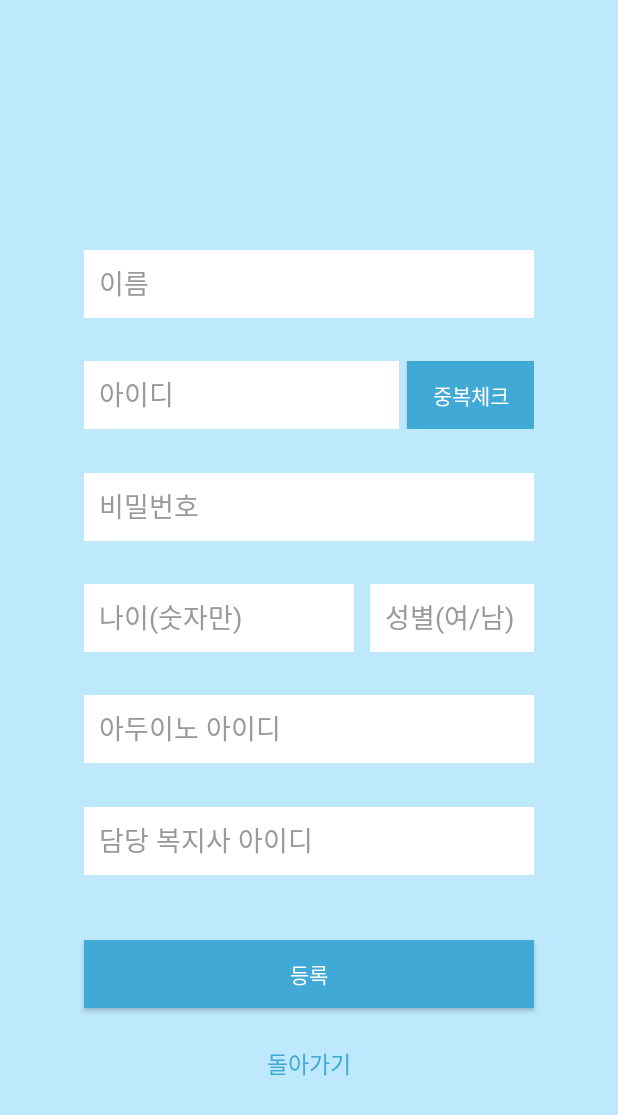
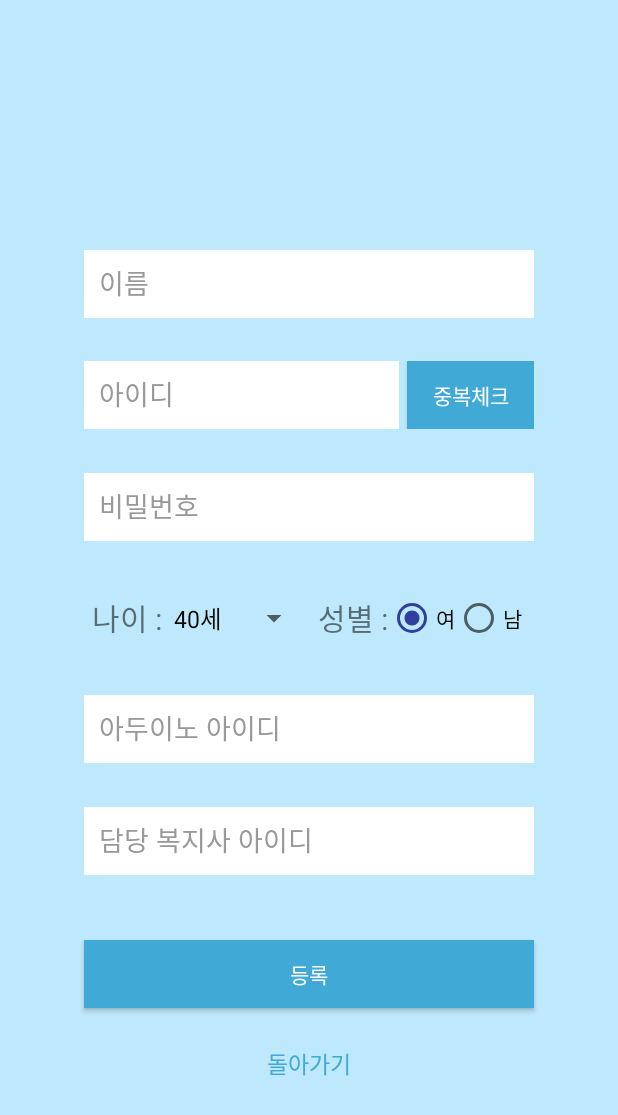
Before and after one commit to 11mia/probono, an Android app: the RegisterActivity screen opened directly, with no data from a screen before it, on a phone screen of 412 x 824 dp. Shown: the top 1115 px of the screen. Run offline under Robolectric (Android 15) with nearby library versions, the phone set to English and light mode, and no system bars; our stand-ins replace Volley.

Commit message:
Register layout 수정

```diff
--- a/MaterialViewPager-master/sample/src/main/java/com/github/florent37/materialviewpager/sample/LoginActivity.java
+++ b/MaterialViewPager-master/sample/src/main/java/com/github/florent37/materialviewpager/sample/LoginActivity.java
@@ -36,7 +36,7 @@ public class LoginActivity extends AppCompatActivity {
             public void onClick(View v) {
                 Intent registerIntent = new Intent(LoginActivity.this, RegisterActivity.class);
                 LoginActivity.this.startActivity(registerIntent);
-                finish();
+                //finish();
             }
         });
 
@@ -45,7 +45,14 @@ public class LoginActivity extends AppCompatActivity {
             public void onClick(View v) {
                 final String username = etUsername.getText().toString();
                 final String password = etPassword.getText().toString();
-
+                if(username.equals("")||password.equals("")){
+                    AlertDialog.Builder builder = new AlertDialog.Builder(LoginActivity.this);
+                    builder.setMessage("빈 칸이 존재합니다.")
+                            .setNegativeButton("확인", null)
+                            .create()
+                            .show();
+                    return;
+                }
                 // Response received from the server
                 Response.Listener<String> responseListener = new Response.Listener<String>() {
                     @Override
@@ -72,16 +79,16 @@ public class LoginActivity extends AppCompatActivity {
                                 Intent intent = new Intent(LoginActivity.this, MainActivity.class);
                                 LoginActivity.this.startActivity(intent);
                                 Toast toast = new Toast(LoginActivity.this);
-                                toast.makeText(LoginActivity.this,"welcome!",Toast.LENGTH_LONG).show();
+                                toast.makeText(LoginActivity.this,"환영합니다!",Toast.LENGTH_LONG).show();
                                 finish();
                             } else {
                                 Log.v("LoginActivity","LoginFailed");
-                                Toast toast = new Toast(LoginActivity.this);
-                                toast.makeText(LoginActivity.this,"login failed!",Toast.LENGTH_LONG).show();
+                                //Toast toast = new Toast(LoginActivity.this);
+                               // toast.makeText(LoginActivity.this,"login failed!",Toast.LENGTH_LONG).show();
                                 AlertDialog.Builder builder = new AlertDialog.Builder(LoginActivity.this);
-                                builder.setMessage("Login Failed")
-                                        .setTitle("Login Failed")
-                                        .setNegativeButton("Retry", null)
+                                builder.setMessage("올바른 아이디, 비밀번호를 입력하세요.")
+                                        .setTitle("로그인 실패")
+                                        .setNegativeButton("확인", null)
                                         .create()
                                         .show();
                             }
--- a/MaterialViewPager-master/sample/src/main/java/com/github/florent37/materialviewpager/sample/RegisterActivity.java
+++ b/MaterialViewPager-master/sample/src/main/java/com/github/florent37/materialviewpager/sample/RegisterActivity.java
@@ -5,9 +5,17 @@ import android.content.Intent;
 import android.os.Bundle;
 import android.support.v7.app.AlertDialog;
 import android.support.v7.app.AppCompatActivity;
+import android.util.TypedValue;
 import android.view.View;
+import android.view.ViewGroup;
+import android.widget.AdapterView;
+import android.widget.ArrayAdapter;
 import android.widget.Button;
 import android.widget.EditText;
+import android.widget.RadioButton;
+import android.widget.RadioGroup;
+import android.widget.Spinner;
+import android.widget.TextView;
 import android.widget.Toast;
 
 import com.android.volley.RequestQueue;
@@ -20,14 +28,14 @@ import org.json.JSONObject;
 public class RegisterActivity extends AppCompatActivity {
     private boolean validate = false;
     private AlertDialog dialog;
-
+    int age=0;
+    String sex="여";
 
     @Override
     protected void onCreate(Bundle savedInstanceState) {
         super.onCreate(savedInstanceState);
         setContentView(R.layout.activity_register1);
 
-        final EditText etAge = (EditText) findViewById(R.id.etAge);
         final EditText etName = (EditText) findViewById(R.id.etName);
         final EditText etUsername = (EditText) findViewById(R.id.etUsername);
         final EditText etPassword = (EditText) findViewById(R.id.etPassword);
@@ -35,7 +43,50 @@ public class RegisterActivity extends AppCompatActivity {
         final Button Link = (Button)findViewById(R.id.bLinkToLoginScreen);
         final EditText etAduino = (EditText)findViewById(R.id.etAduino);
         final EditText etSocial = (EditText)findViewById(R.id.etSocial);
-        final EditText etSex = (EditText)findViewById(R.id.etSex);
+
+
+        Spinner Main_spinner = (Spinner)findViewById(R.id.agespinner);
+
+        //스피너 어댑터 설정
+        ArrayAdapter adapter = ArrayAdapter.createFromResource(this,R.array.age,android.R.layout.simple_spinner_item);
+        adapter.setDropDownViewResource(android.R.layout.simple_spinner_dropdown_item);
+        Main_spinner.setAdapter(adapter);
+        Main_spinner.setSelection(39);
+
+
+        //스피너 이벤트 발생
+        Main_spinner.setOnItemSelectedListener(new AdapterView.OnItemSelectedListener() {
+            @Override
+            public void onItemSelected(AdapterView<?> parent, View view, int position, long id) {
+                /// Toast.makeText(context, Integer.toString(position), Toast.LENGTH_SHORT).show();
+                age = position+1;
+            }
+
+            @Override
+            public void onNothingSelected(AdapterView<?> parent) {
+
+            }
+        });
+
+        RadioGroup rg   = (RadioGroup)this.findViewById(R.id.Gender);
+        RadioButton button1 = this.findViewById(R.id.Wm);
+        RadioButton button2 = this.findViewById(R.id.M);
+
+
+        rg.setOnCheckedChangeListener(new RadioGroup.OnCheckedChangeListener() {
+            @Override
+            public void onCheckedChanged(RadioGroup group, int checkedId) {
+                //체크된 라디오버튼id가 checkedId에 자동으로 들어가있음
+                switch(checkedId){
+                    //선택된 라디오버튼에 해당하는 색상으로 글자색상바꾸기
+                    case R.id.Wm:
+                        sex = "여";break;
+                    case R.id.M:sex = "남";break;
+
+                }
+            }
+        });
+
 
 
         final Button validateButton = (Button)findViewById(R.id.bCheck);
@@ -117,16 +168,10 @@ public class RegisterActivity extends AppCompatActivity {
             public void onClick(View v) {
                 final String name = etName.getText().toString();
                 final String username = etUsername.getText().toString();
-                final int age;
-                String strage=etAge.getText().toString();
-                if(strage.equals(""))
-                    age=-1;
-                else
-                    age=Integer.parseInt(strage);
+
                 final String password = etPassword.getText().toString();
                 final String aduino=etAduino.getText().toString();
                 final String social=etSocial.getText().toString();
-                final String sex = etSex.getText().toString();
                 //ID 중복체크를 했는지 확인함
                 if(!validate){
                     AlertDialog.Builder builder = new AlertDialog.Builder(RegisterActivity.this);
@@ -136,7 +181,7 @@ public class RegisterActivity extends AppCompatActivity {
                     dialog.show();
                     return;
                 }
-                if(name.equals("")||username.equals("")||age==-1||password.equals("")||sex.equals("")){
+                if(name.equals("")||username.equals("")||age==0||password.equals("")||sex.equals("")){
                     AlertDialog.Builder builder = new AlertDialog.Builder(RegisterActivity.this);
                     dialog = builder.setMessage("빈 칸이 존재합니다.")
                             .setNegativeButton("확인", null)
@@ -175,4 +220,10 @@ public class RegisterActivity extends AppCompatActivity {
             }
         });
     }
+    @Override
+    public void onBackPressed() {
+                super.onBackPressed();
+                finish();
+
+    }
 }
--- a/MaterialViewPager-master/sample/src/main/res/layout/activity_register1.xml
+++ b/MaterialViewPager-master/sample/src/main/res/layout/activity_register1.xml
@@ -48,6 +48,7 @@
         android:background="@color/white"
         android:hint="비밀번호"
         android:inputType="textPassword"
+        android:imeOptions="actionDone"
         android:padding="10dp"
         android:singleLine="true"
         android:textColor="@color/input_login"
@@ -106,7 +107,8 @@
         app:layout_constraintStart_toStartOf="parent"
         app:layout_constraintTop_toTopOf="parent"
         app:layout_constraintVertical_bias="0.7"
-        android:privateImeOptions="defaultInputmode=english"/>
+        android:privateImeOptions="defaultInputmode=english"
+        android:imeOptions="actionDone"/>
 
         <!-- Login Button -->
 
@@ -198,7 +200,7 @@
     </LinearLayout>
 
     <LinearLayout
-        android:layout_width="300dp"
+        android:layout_width="290dp"
         android:layout_height="45dp"
         android:orientation="horizontal"
         android:layout_marginBottom="8dp"
@@ -213,37 +215,59 @@
         app:layout_constraintStart_toStartOf="parent"
         app:layout_constraintTop_toTopOf="parent"
         app:layout_constraintVertical_bias="0.5">
+        <LinearLayout
+            android:layout_width="145dp"
+            android:layout_height="45dp"
+            android:orientation="horizontal"
+            android:layout_marginRight="5dp">
+            <TextView
+                android:id="@+id/etAge"
+                android:layout_width="wrap_content"
+                android:layout_height="wrap_content"
+                android:text="나이 :"
+                android:textSize="20sp"
+                android:layout_gravity="center"
+               />
+            <Spinner
+                android:id="@+id/agespinner"
+                android:layout_width="wrap_content"
+                android:layout_height="wrap_content"
+                android:layout_weight="1"
+                android:layout_gravity="center"/>
+        </LinearLayout>
 
-        <EditText
-            android:id="@+id/etAge"
-            android:layout_width="180dp"
+        <LinearLayout
+            android:layout_width="150dp"
             android:layout_height="45dp"
-            android:layout_marginRight="5dp"
-            android:background="@color/white"
-            android:hint="나이(숫자만)"
-            android:inputType="number"
-            android:padding="10dp"
-            android:singleLine="true"
-            android:textColor="@color/input_login"
-            android:textColorHint="@color/input_login_hint"
+            android:orientation="horizontal">
+            <TextView
+                android:layout_width="wrap_content"
+                android:layout_height="wrap_content"
+                android:text="성별 :"
 
-           />
-        <EditText
-            android:id="@+id/etSex"
-            android:layout_width="110dp"
-            android:layout_height="45dp"
-            android:layout_marginLeft="5dp"
-            android:background="@color/white"
-            android:hint="성별(여/남)"
-            android:inputType="text"
-            android:padding="10dp"
-            android:singleLine="true"
-            android:textColor="@color/input_login"
-            android:textColorHint="@color/input_login_hint"
-            android:privateImeOptions="defaultInputmode=korean"
-            />
+                android:textSize="20sp"
+                android:layout_gravity="center"/>
+                <RadioGroup
+                    android:id="@+id/Gender"
+                    android:layout_width="wrap_content"
+                    android:layout_height="wrap_content"
+                    android:orientation="horizontal"
+                    android:layout_gravity="center">
 
+                    <RadioButton
+                        android:id="@+id/Wm"
+                        android:layout_width="wrap_content"
+                        android:layout_height="wrap_content"
+                        android:checked="true"
+                        android:text="여"/>
 
+                    <RadioButton
+                        android:id="@+id/M"
+                        android:layout_width="wrap_content"
+                        android:layout_height="wrap_content"
+                        android:text="남"/>
+                </RadioGroup>
+        </LinearLayout>
     </LinearLayout>
 
 
--- /dev/null
+++ b/MaterialViewPager-master/sample/src/main/res/values/Age.xml
@@ -0,0 +1,139 @@
+<?xml version="1.0" encoding="utf-8"?>
+<resources>
+    <!-- array의 이름은 age 입니다.-->
+
+    <string-array name="age">
+        <item>1세</item>
+        <item>2세</item>
+        <item>3세</item>
+        <item>4세</item>
+        <item>5세</item>
+        <item>6세</item>
+        <item>7세</item>
+        <item>8세</item>
+        <item>9세</item>
+        <item>10세</item>
+        <item>11세</item>
+        <item>12세</item>
+        <item>13세</item>
+        <item>14세</item>
+        <item>15세</item>
+        <item>16세</item>
+        <item>17세</item>
+        <item>18세</item>
+        <item>19세</item>
+        <item>20세</item>
+        <item>21세</item>
+        <item>22세</item>
+        <item>23세</item>
+        <item>24세</item>
+        <item>25세</item>
+        <item>26세</item>
+        <item>27세</item>
+        <item>28세</item>
+        <item>29세</item>
+        <item>30세</item>
+        <item>31세</item>
+        <item>32세</item>
+        <item>33세</item>
+        <item>34세</item>
+        <item>35세</item>
+        <item>36세</item>
+        <item>37세</item>
+        <item>38세</item>
+        <item>39세</item>
+        <item>40세</item>
+        <item>41세</item>
+        <item>42세</item>
+        <item>43세</item>
+        <item>44세</item>
+        <item>45세</item>
+        <item>46세</item>
+        <item>47세</item>
+        <item>48세</item>
+        <item>49세</item>
+        <item>50세</item>
+        <item>51세</item>
+        <item>52세</item>
+        <item>53세</item>
+        <item>54세</item>
+        <item>55세</item>
+        <item>56세</item>
+        <item>57세</item>
+        <item>58세</item>
+        <item>59세</item>
+        <item>60세</item>
+        <item>61세</item>
+        <item>62세</item>
+        <item>63세</item>
+        <item>64세</item>
+        <item>65세</item>
+        <item>66세</item>
+        <item>67세</item>
+        <item>68세</item>
+        <item>69세</item>
+        <item>70세</item>
+        <item>71세</item>
+        <item>72세</item>
+        <item>73세</item>
+        <item>74세</item>
+        <item>75세</item>
+        <item>76세</item>
+        <item>77세</item>
+        <item>78세</item>
+        <item>79세</item>
+        <item>80세</item>
+        <item>81세</item>
+        <item>82세</item>
+        <item>83세</item>
+        <item>84세</item>
+        <item>85세</item>
+        <item>86세</item>
+        <item>87세</item>
+        <item>88세</item>
+        <item>89세</item>
+        <item>90세</item>
+        <item>91세</item>
+        <item>92세</item>
+        <item>93세</item>
+        <item>94세</item>
+        <item>95세</item>
+        <item>96세</item>
+        <item>97세</item>
+        <item>98세</item>
+        <item>99세</item>
+        <item>100세</item>
+        <item>101세</item>
+        <item>102세</item>
+        <item>103세</item>
+        <item>104세</item>
+        <item>105세</item>
+        <item>106세</item>
+        <item>107세</item>
+        <item>108세</item>
+        <item>109세</item>
+        <item>110세</item>
+        <item>111세</item>
+        <item>112세</item>
+        <item>113세</item>
+        <item>114세</item>
+        <item>115세</item>
+        <item>116세</item>
+        <item>117세</item>
+        <item>118세</item>
+        <item>119세</item>
+        <item>120세</item>
+        <item>121세</item>
+        <item>122세</item>
+        <item>123세</item>
+        <item>124세</item>
+        <item>125세</item>
+        <item>126세</item>
+        <item>127세</item>
+        <item>128세</item>
+        <item>129세</item>
+        <item>130세</item>
+
+    </string-array>
+
+</resources>
```
